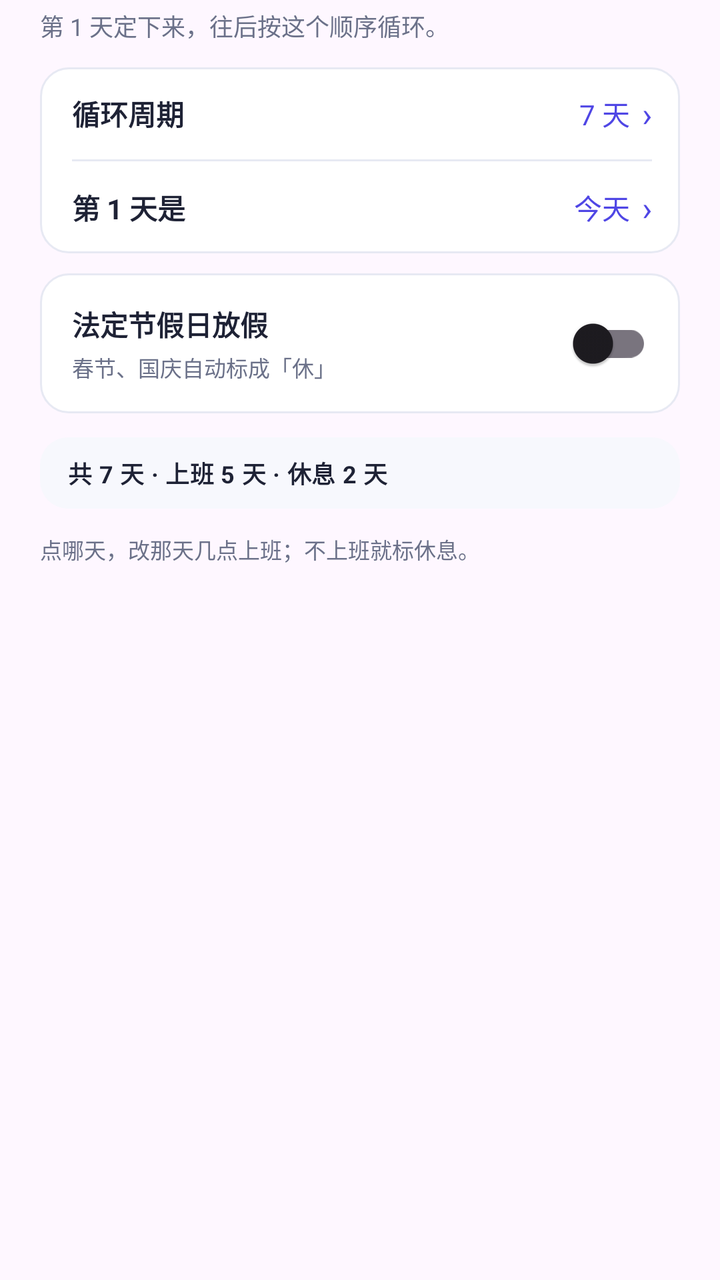
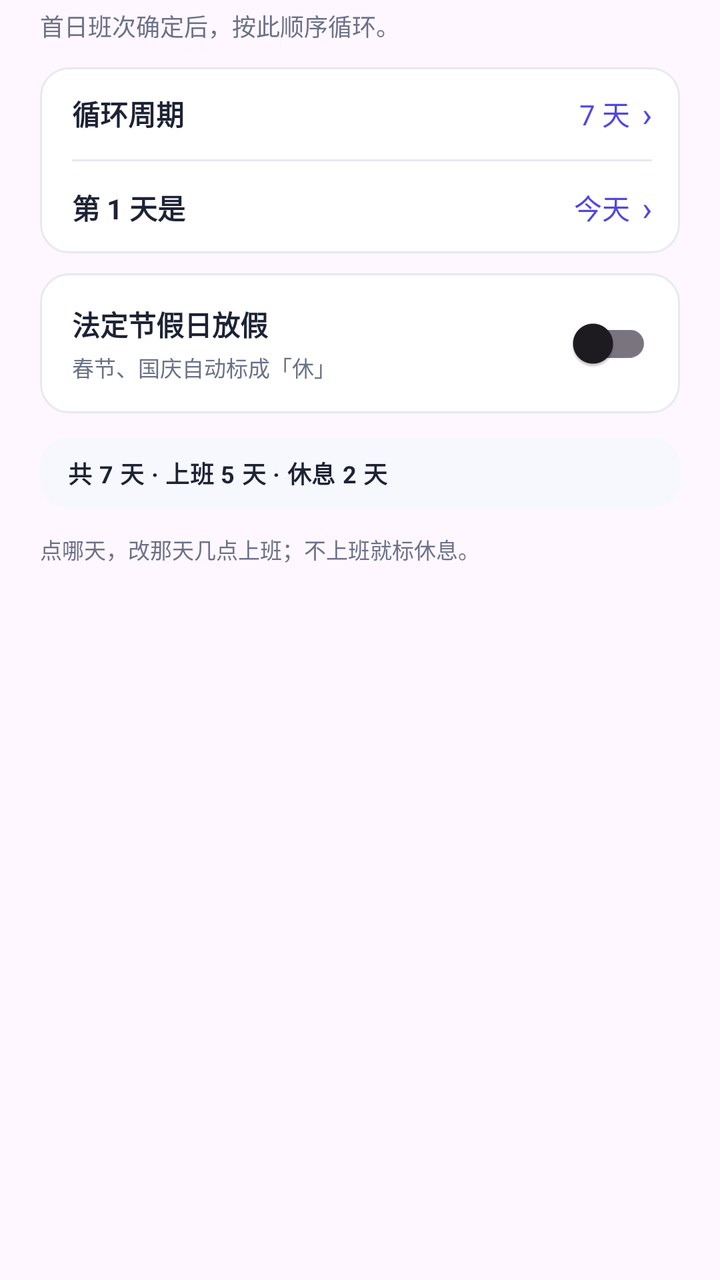

Compare the two renders of this Android layout. The source of the first and the diff that turns it into the second are given below.
<!-- AndroidManifest.xml: application theme Theme.WeekdayAlarm -->
<!-- res/layout/dialog_schedule_sheet.xml -->
<?xml version="1.0" encoding="utf-8"?>
<LinearLayout xmlns:android="http://schemas.android.com/apk/res/android"
    android:layout_width="match_parent"
    android:layout_height="wrap_content"
    android:orientation="vertical"
    android:paddingStart="20dp"
    android:paddingTop="4dp"
    android:paddingEnd="20dp"
    android:paddingBottom="8dp">

    <TextView
        android:id="@+id/tv_sub"
        android:layout_width="match_parent"
        android:layout_height="wrap_content"
        android:lineSpacingMultiplier="1.35"
        android:text="第 1 天定下来，往后按这个顺序循环。"
        android:textColor="@color/sub"
        android:textSize="12sp" />

    
    <LinearLayout
        android:id="@+id/box_params"
        android:layout_width="match_parent"
        android:layout_height="wrap_content"
        android:layout_marginTop="12dp"
        android:background="@drawable/bg_dialog_row"
        android:orientation="vertical">

        <LinearLayout
            android:id="@+id/row_len"
            android:layout_width="match_parent"
            android:layout_height="wrap_content"
            android:background="?android:attr/selectableItemBackground"
            android:clickable="true"
            android:focusable="true"
            android:gravity="center_vertical"
            android:minHeight="46dp"
            android:orientation="horizontal"
            android:paddingStart="16dp"
            android:paddingTop="11dp"
            android:paddingEnd="14dp"
            android:paddingBottom="11dp">

            <TextView
                android:layout_width="0dp"
                android:layout_height="wrap_content"
                android:layout_weight="1"
                android:text="循环周期"
                android:textColor="@color/ink"
                android:textSize="14sp"
                android:textStyle="bold" />

            <TextView
                android:id="@+id/tv_len"
                android:layout_width="wrap_content"
                android:layout_height="wrap_content"
                android:text="7 天"
                android:textColor="@color/indigo"
                android:textSize="14sp" />

            <TextView style="@style/SettingsChevron" />
        </LinearLayout>

        <View
            android:layout_width="match_parent"
            android:layout_height="1dp"
            android:layout_marginStart="16dp"
            android:layout_marginEnd="14dp"
            android:background="@color/line" />

        <LinearLayout
            android:id="@+id/row_start"
            android:layout_width="match_parent"
            android:layout_height="wrap_content"
            android:background="?android:attr/selectableItemBackground"
            android:clickable="true"
            android:focusable="true"
            android:gravity="center_vertical"
            android:minHeight="46dp"
            android:orientation="horizontal"
            android:paddingStart="16dp"
            android:paddingTop="11dp"
            android:paddingEnd="14dp"
            android:paddingBottom="11dp">

            <TextView
                android:layout_width="0dp"
                android:layout_height="wrap_content"
                android:layout_weight="1"
                android:text="第 1 天是"
                android:textColor="@color/ink"
                android:textSize="14sp"
                android:textStyle="bold" />

            <TextView
                android:id="@+id/tv_start"
                android:layout_width="wrap_content"
                android:layout_height="wrap_content"
                android:text="今天"
                android:textColor="@color/indigo"
                android:textSize="14sp" />

            <TextView style="@style/SettingsChevron" />
        </LinearLayout>
    </LinearLayout>

    
    <LinearLayout
        android:id="@+id/row_holiday"
        android:layout_width="match_parent"
        android:layout_height="wrap_content"
        android:layout_marginTop="10dp"
        android:background="@drawable/bg_dialog_row"
        android:gravity="center_vertical"
        android:orientation="horizontal"
        android:paddingStart="16dp"
        android:paddingTop="11dp"
        android:paddingEnd="14dp"
        android:paddingBottom="11dp">

        <LinearLayout
            android:layout_width="0dp"
            android:layout_height="wrap_content"
            android:layout_weight="1"
            android:orientation="vertical">

            <TextView
                android:layout_width="wrap_content"
                android:layout_height="wrap_content"
                android:text="法定节假日放假"
                android:textColor="@color/ink"
                android:textSize="14sp"
                android:textStyle="bold" />

            <TextView
                android:id="@+id/tv_holiday_hint"
                android:layout_width="wrap_content"
                android:layout_height="wrap_content"
                android:layout_marginTop="3dp"
                android:text="春节、国庆自动标成「休」"
                android:textColor="@color/sub"
                android:textSize="11sp" />
        </LinearLayout>

        
        <androidx.appcompat.widget.SwitchCompat
            android:id="@+id/sw_holiday"
            android:layout_width="wrap_content"
            android:layout_height="wrap_content" />
    </LinearLayout>

    
    <TextView
        android:id="@+id/tv_summary"
        android:layout_width="match_parent"
        android:layout_height="wrap_content"
        android:layout_marginTop="12dp"
        android:background="@drawable/bg_sheet_summary"
        android:letterSpacing="0.02"
        android:paddingStart="14dp"
        android:paddingTop="9dp"
        android:paddingEnd="14dp"
        android:paddingBottom="9dp"
        android:text="共 7 天 · 上班 5 天 · 休息 2 天"
        android:textColor="@color/ink"
        android:textSize="12sp"
        android:textStyle="bold" />

    
    <ScrollView
        android:id="@+id/scroll_days"
        android:layout_width="match_parent"
        android:layout_height="wrap_content"
        android:layout_marginTop="4dp"
        android:scrollbars="none">

        <LinearLayout
            android:id="@+id/list_days"
            android:layout_width="match_parent"
            android:layout_height="wrap_content"
            android:orientation="vertical" />
    </ScrollView>

    <TextView
        android:id="@+id/tv_hint"
        android:layout_width="match_parent"
        android:layout_height="wrap_content"
        android:layout_marginTop="8dp"
        android:text="点哪天，改那天几点上班；不上班就标休息。"
        android:textColor="@color/sub"
        android:textSize="11sp" />
</LinearLayout>
<!-- resources referenced by this layout -->
<resources>
  <color name="indigo">#4F46E5</color>
  <color name="ink">#1E2235</color>
  <color name="line">#E7E9F3</color>
  <color name="sub">#6B7189</color>
  <!-- drawable bg_dialog_row (drawable) -->
  <?xml version="1.0" encoding="utf-8"?>
  <shape xmlns:android="http://schemas.android.com/apk/res/android"
      android:shape="rectangle">
      <solid android:color="@color/card" />
      <stroke
          android:width="1dp"
          android:color="@color/line" />
      <corners android:radius="@dimen/radius_row" />
  </shape>
  <!-- drawable bg_sheet_summary (drawable) -->
  <?xml version="1.0" encoding="utf-8"?>
  <shape xmlns:android="http://schemas.android.com/apk/res/android"
      android:shape="rectangle">
      <solid android:color="@color/section_bg" />
      <corners android:radius="@dimen/radius_row" />
  </shape>
  <style name="SettingsChevron">
          <item name="android:layout_width">wrap_content</item>
          <item name="android:layout_height">wrap_content</item>
          <item name="android:layout_marginStart">@dimen/space_6</item>
          <item name="android:text">›</item>
          <item name="android:textColor">@color/indigo</item>
          <item name="android:textSize">17sp</item>
      </style>
  <style name="Theme.WeekdayAlarm" parent="Theme.Material3.DayNight.NoActionBar">
          <item name="colorPrimary">@color/indigo</item>
          <item name="colorPrimaryVariant">@color/indigo_dark</item>
          <item name="colorOnPrimary">@color/white</item>
          <item name="android:statusBarColor">@color/bg</item>
          <item name="android:windowLightStatusBar">true</item>
      </style>
  <color name="card">#FFFFFF</color>
  <dimen name="radius_row">14dp</dimen>
  <color name="section_bg">#F7F8FD</color>
  <dimen name="space_6">6dp</dimen>
  <color name="indigo_dark">#4338CA</color>
  <color name="white">#FFFFFFFF</color>
  <color name="bg">#F4F5FB</color>
</resources>

<!-- the commit's change to res/layout/dialog_schedule_sheet.xml (unified diff, before → after) -->
@@ -13,7 +13,7 @@
         android:layout_width="match_parent"
         android:layout_height="wrap_content"
         android:lineSpacingMultiplier="1.35"
-        android:text="第 1 天定下来，往后按这个顺序循环。"
+        android:text="首日班次确定后，按此顺序循环。"
         android:textColor="@color/sub"
         android:textSize="12sp" />
 
